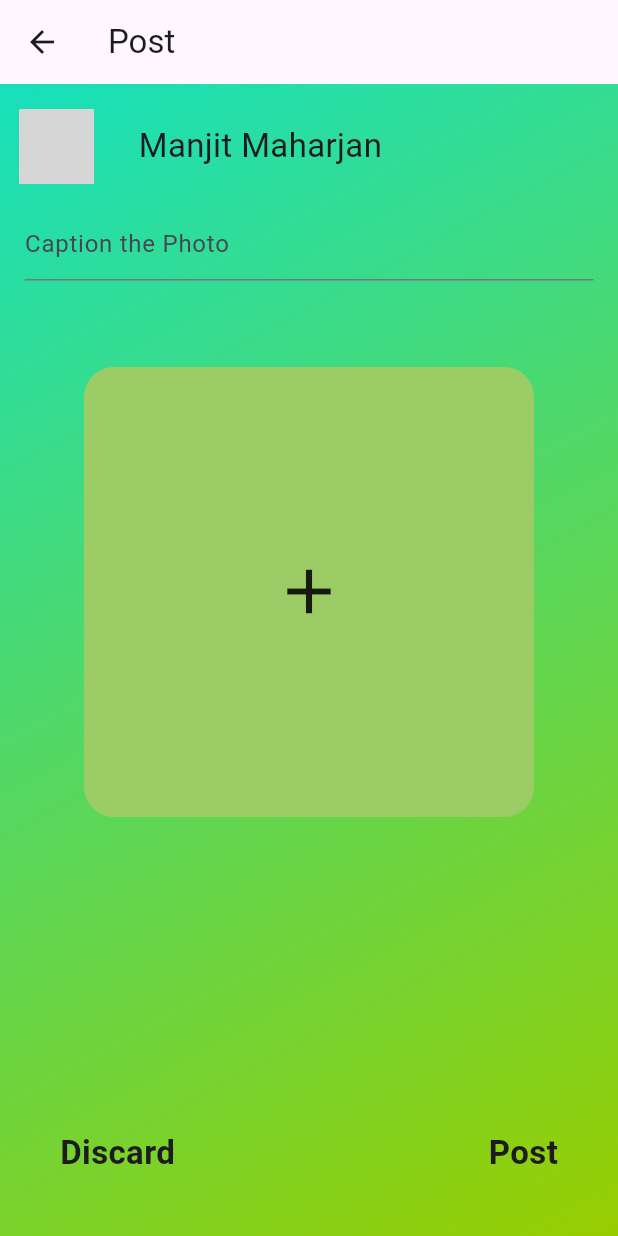
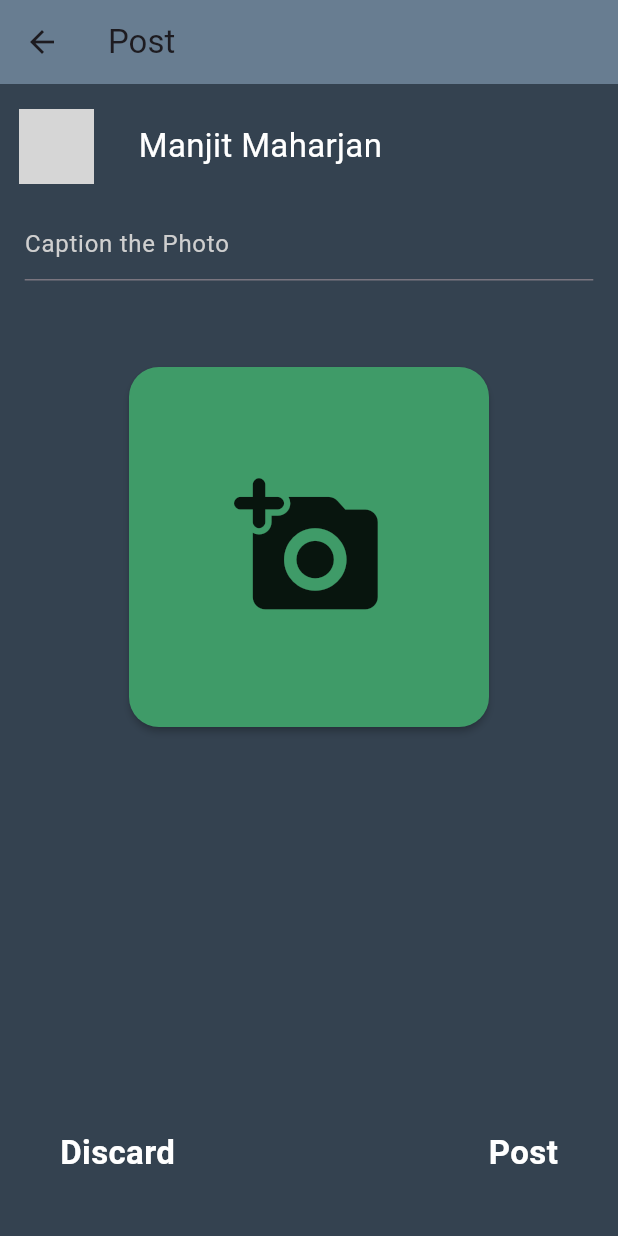
Before and after one commit to Ma-Ane/Plant-disease-detection, a Flutter app: the PostPage screen opened directly, on a phone screen of 412 x 824 dp. Run offline on Flutter 3.47's test engine with Material 3 defaults, Android fonts, the phone set to English and light mode, and no system bars; our stand-ins replace image_picker; grey boxes are pictures that could not be loaded.

Commit message:
fix-some-ui

```diff
--- a/lib/pages/post_page.dart
+++ b/lib/pages/post_page.dart
@@ -29,6 +29,7 @@ class _PostPageState extends State<PostPage> {
         Text(userName,
           style: const TextStyle(
             fontSize: 22,
+            color: Colors.white
           )
         ),
       ],
@@ -53,24 +54,14 @@ class _PostPageState extends State<PostPage> {
     return Scaffold(
       appBar: AppBar(
         title: const Text("Post"),
+        backgroundColor: Color(0xff687d91),
       ),
       body: Stack(
         children: [
               Container(
                 height: double.infinity,
                 width: double.infinity,
-
-                decoration: const BoxDecoration(
-                  // edi color use garne bhaye
-                  gradient: LinearGradient(
-                    colors:[
-                      Color(0xFF17E0BC),
-                      Color(0xFF98CE00),
-                    ],
-                    begin: Alignment.topLeft,
-                    end: Alignment.bottomRight,
-                  )
-                ),
+                color: const Color(0xFF344250),
                 child: Column(
                   children: [
                     Padding(
@@ -85,34 +76,74 @@ class _PostPageState extends State<PostPage> {
                         minLines: 1,
                         decoration: InputDecoration(
                           hintText: "Caption the Photo",
+                          hintStyle: TextStyle(color: Color(0xffcfcfcf))
                         ),
                       ),
                     ),
 
                     Padding(
                       padding: EdgeInsets.all(screenHeight * 0.05),
-                      child: Container(
-                        height: 300,
-                        width: 300,
-                        decoration: BoxDecoration(
-                          color: Colors.lightGreen[400],
-                          borderRadius: BorderRadius.circular(20),
-                        ),
-                        child: MaterialButton(
-                                  //hoverColor: Colors.red,
-                                  onPressed: _addPhoto,
-                                  child: image != null ?
-                                    Image.file(image!,
-                                      height: 300,
-                                      width: 500,
-                                      fit: BoxFit.cover
-                                    ) :
-                                    const Align(
-                                      alignment: Alignment.center,
-                                      child: Icon(Icons.add, size: 50),
-                                    ),
+                      child:               Container(
+                decoration: BoxDecoration(
+                  borderRadius: BorderRadius.circular(20),
+                  //color: Colors.white,
+                ),
+                height: 240,
+                width: 240,
+
+                // yo chai yedi image xa bhaye image rakhne.. na bhaye ma camera icon
+                child: image != null ?
+
+                        // image ko property
+                        Image.file(image!,
+                          height: 240,
+                          width: 240,
+                          fit: BoxFit.cover) :
+
+                        // camera button lai milako
+                        Align(
+                          alignment: Alignment.center,
+                            child: MaterialButton(
+                              onPressed: _addPhoto,
+                              shape: RoundedRectangleBorder(
+                                borderRadius: BorderRadius.circular(20),
                               ),
-                      ),
+
+                              height: 300,
+                              minWidth: 500,
+                              color: const Color.fromARGB(255, 63, 155, 104),
+                              child: const Icon(Icons.add_a_photo_rounded, size: 100),
+                            ),
+                          // child: Text("Camera Photo",
+                          //   style: TextStyle(
+                          //     fontSize: 23,
+                          //     fontWeight: FontWeight.w400
+                          //   )
+                          // )
+                          ),
+              ),
+                      // child: Container(
+                      //   height: 240,
+                      //   width: 240,
+                      //   decoration: BoxDecoration(
+                      //     color: Color(0xff3f9b68),
+                      //     borderRadius: BorderRadius.circular(20),
+                      //   ),
+                      //   child: MaterialButton(
+                      //             //hoverColor: Colors.red,
+                      //             onPressed: _addPhoto,
+                      //             child: image != null ?
+                      //               Image.file(image!,
+                      //                 height: 240,
+                      //                 width: 240,
+                      //                 fit: BoxFit.cover
+                      //               ) :
+                      //               const Align(
+                      //                 alignment: Alignment.center,
+                      //                 child: Icon(Icons.add, size: 50),
+                      //               ),
+                      //         ),
+                      // ),
                     ),
                   ],
                 ),
@@ -126,12 +157,14 @@ class _PostPageState extends State<PostPage> {
                 children: [
                   Text("Discard",
                     style: TextStyle(
+                      color:Colors.white,
                       fontSize: 22,
                       fontWeight: FontWeight.bold,
                     )
                   ),
                   Text("Post",
                     style: TextStyle(
+                      color:Colors.white,
                       fontSize: 22,
                       fontWeight: FontWeight.bold
                     )
--- a/lib/pages/search_page.dart
+++ b/lib/pages/search_page.dart
@@ -62,16 +62,16 @@ class _SearchPageState extends State<SearchPage> {
                   borderRadius: BorderRadius.circular(20),
                   //color: Colors.white,
                 ),
-                height: 300,
-                width: 500,
+                height: 240,
+                width: 240,
 
                 // yo chai yedi image xa bhaye image rakhne.. na bhaye ma camera icon
                 child: image != null ?
 
                         // image ko property
                         Image.file(image!,
-                          height: 300,
-                          width: 500,
+                          height: 240,
+                          width: 240,
                           fit: BoxFit.cover) :
 
                         // camera button lai milako
```
